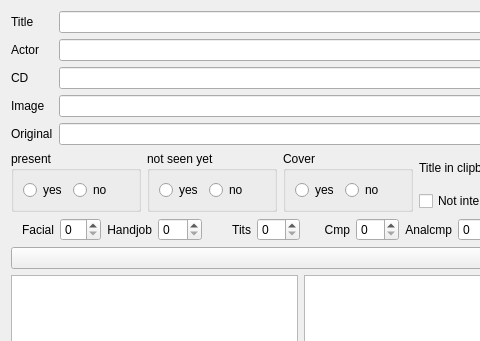
The window that pordb_neu.ui (hwmay/pordb) describes before a commit, drawn with Qt 5; both pictures show x 0 to 480 and y 0 to 341 of the 1107 by 516 pixel window.
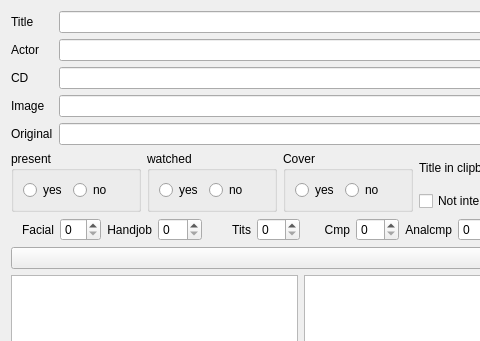
The same window after the commit. Icons and pictures are not drawn.

Patch:
```diff
--- a/pordb_neu.ui
+++ b/pordb_neu.ui
@@ -229,7 +229,7 @@
           </size>
          </property>
          <property name="title">
-          <string>not seen yet</string>
+          <string>watched</string>
          </property>
          <layout class="QFormLayout" name="formLayout_3">
           <item row="0" column="0">
```
Left out of the diff: 4 changed lines with no effect on the pictures.
